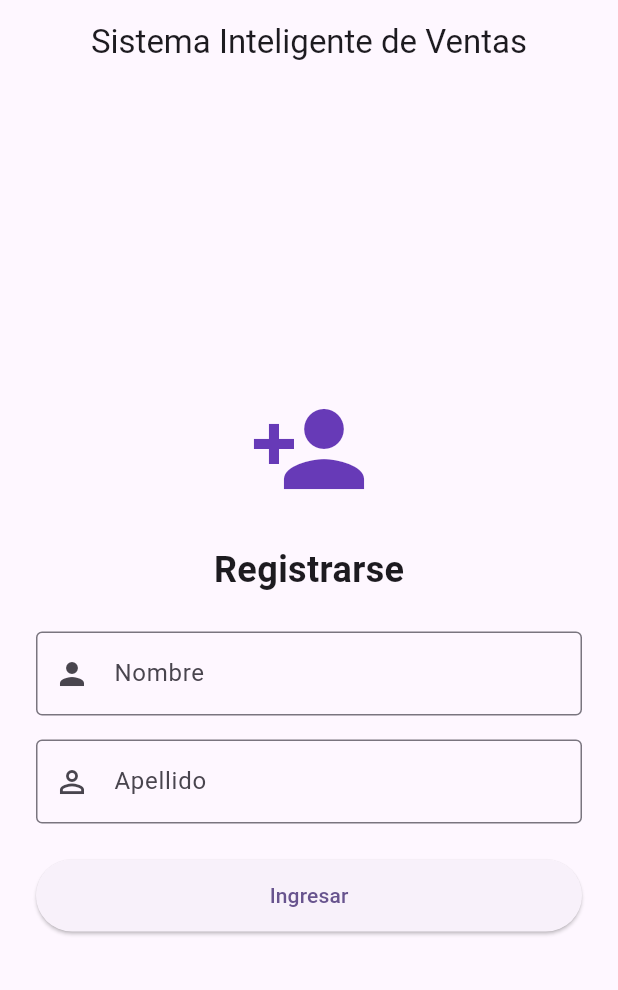
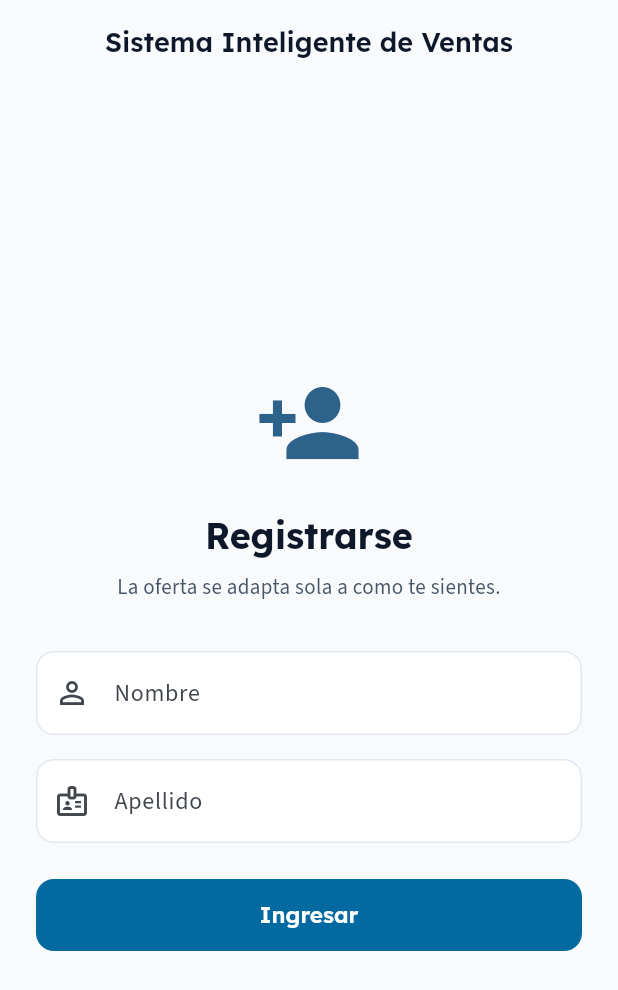
Before and after one commit to StevenCadilloS/Sistema-Inteligente-Ventas, a Flutter app: the screen it shows after launch, on a phone screen of 412 x 824 dp. Shown: the top 990 px of the screen. Run offline on Flutter 3.47's test engine with Material 3 defaults, Android fonts, the phone set to English and light mode, and no system bars; our stand-ins replace drift, google_fonts, shared_preferences; missing offline and left inert: workmanager; accounts and stored records are empty; generated files the repository leaves out were written again; statements that could not run were skipped; project files that could hold a hidden picture were left out.

Commit message:
Rediseña el frontend: identidad visual profesional + acento por emoción
- lib/theme/app_theme.dart: tema centralizado (flat design, tipografía
  Lexend/Source Sans 3 vía google_fonts, paleta navy profesional) y
  EmotionStyle: mapeo emocion -> color/icono/etiqueta para las 5
  emociones del pipeline (triste/feliz/sorpresa/neutral/enojo).
- principal_screen.dart: la tarjeta de oferta recoloriza su acento
  segun la emocion detectada (AnimatedSwitcher/AnimatedContainer),
  haciendo visible en la UI el requisito de "funcionalidad adaptativa"
  (Taller 01.pdf, 8 pts).
- historial_screen.dart: join manual contra gestos/estrategias (drift,
  sin tocar queries.drift) para mostrar nombres legibles en vez de
  codGesto/codEstrategia crudos; agrega ValueKey por item (guideline
  Flutter, severidad alta).
- login/principal/historial: layout responsivo (SafeArea +
  SingleChildScrollView + ConstrainedBox maxWidth) para que no
  desborde en pantallas chicas ni se estire en tablets.
- test/widget_test.dart: reemplaza el smoke test del contador de
  `flutter create` (roto desde el commit "Pantallas", MyApp ya no
  tiene ese widget) por uno que verifica que sin sesión activa la app
  arranca en login.

Verificado: flutter analyze sin issues, 35/35 tests OK.

```diff
--- a/lib/main.dart
+++ b/lib/main.dart
@@ -7,6 +7,7 @@ import 'data/repositories/cliente_repository.dart';
 import 'decision/adaptation_engine.dart';
 import 'decision/learning/bandit_optimizer.dart';
 import 'services/emotion_channel.dart';
+import 'theme/app_theme.dart';
 import 'ui/login_screen.dart';
 import 'ui/principal_screen.dart';
 import 'ui/historial_screen.dart';
@@ -56,13 +57,7 @@ class MyApp extends StatelessWidget {
     return MaterialApp(
       title: 'Tienda Adaptativa',
       debugShowCheckedModeBanner: false,
-      theme: ThemeData(
-        colorScheme: ColorScheme.fromSeed(
-          seedColor: Colors.deepPurple,
-          brightness: Brightness.light,
-        ),
-        useMaterial3: true,
-      ),
+      theme: AppTheme.light,
       initialRoute: clienteActivo != null ? '/principal' : '/',
       routes: {
         '/': (context) => LoginScreen(clienteRepository: clienteRepository),
--- /dev/null
+++ b/lib/theme/app_theme.dart
@@ -0,0 +1,158 @@
+import 'package:flutter/material.dart';
+import 'package:google_fonts/google_fonts.dart';
+
+/// Identidad visual de la app (docs/GUIA_ESTUDIO.md no la cubre porque es
+/// puramente de presentacion, no de rubrica). Flat design + tipografia
+/// profesional (Lexend/Source Sans 3) en vez del Material default generico
+/// que dejaba `flutter create`.
+class AppTheme {
+  AppTheme._();
+
+  static const primary = Color(0xFF0369A1);
+  static const navy = Color(0xFF0F172A);
+  static const background = Color(0xFFF8FAFC);
+  static const success = Color(0xFF16A34A);
+  static const danger = Color(0xFFDC2626);
+  static const border = Color(0xFFE2E8F0);
+  static const mutedText = Color(0xFF475569);
+
+  static ThemeData get light {
+    final colorScheme = ColorScheme.fromSeed(
+      seedColor: primary,
+      brightness: Brightness.light,
+    ).copyWith(
+      secondary: navy,
+      surface: Colors.white,
+      error: danger,
+    );
+
+    final textTheme = TextTheme(
+      headlineMedium: GoogleFonts.lexend(
+        fontWeight: FontWeight.w700,
+        fontSize: 24,
+        color: navy,
+      ),
+      headlineSmall: GoogleFonts.lexend(
+        fontWeight: FontWeight.w600,
+        fontSize: 20,
+        color: navy,
+      ),
+      titleLarge: GoogleFonts.lexend(
+        fontWeight: FontWeight.w600,
+        fontSize: 18,
+        color: navy,
+      ),
+      titleMedium: GoogleFonts.lexend(
+        fontWeight: FontWeight.w500,
+        fontSize: 16,
+        color: navy,
+      ),
+      bodyLarge: GoogleFonts.sourceSans3(fontSize: 16, color: navy, height: 1.5),
+      bodyMedium: GoogleFonts.sourceSans3(
+        fontSize: 14,
+        color: mutedText,
+        height: 1.5,
+      ),
+      labelLarge: GoogleFonts.lexend(fontWeight: FontWeight.w600, fontSize: 15),
+    );
+
+    final outlineBorder = OutlineInputBorder(
+      borderRadius: BorderRadius.circular(12),
+      borderSide: const BorderSide(color: border),
+    );
+    final focusedOutlineBorder = OutlineInputBorder(
+      borderRadius: BorderRadius.circular(12),
+      borderSide: const BorderSide(color: primary, width: 2),
+    );
+
+    return ThemeData(
+      useMaterial3: true,
+      colorScheme: colorScheme,
+      scaffoldBackgroundColor: background,
+      textTheme: textTheme,
+      appBarTheme: AppBarTheme(
+        backgroundColor: background,
+        foregroundColor: navy,
+        elevation: 0,
+        centerTitle: true,
+        titleTextStyle: textTheme.titleLarge,
+      ),
+      cardTheme: CardThemeData(
+        elevation: 0,
+        color: Colors.white,
+        surfaceTintColor: Colors.transparent,
+        shape: RoundedRectangleBorder(
+          borderRadius: BorderRadius.circular(16),
+          side: const BorderSide(color: border),
+        ),
+      ),
+      elevatedButtonTheme: ElevatedButtonThemeData(
+        style: ElevatedButton.styleFrom(
+          backgroundColor: primary,
+          foregroundColor: Colors.white,
+          disabledBackgroundColor: primary.withValues(alpha: 0.4),
+          minimumSize: const Size.fromHeight(48),
+          shape: RoundedRectangleBorder(borderRadius: BorderRadius.circular(12)),
+          textStyle: textTheme.labelLarge,
+          elevation: 0,
+        ),
+      ),
+      inputDecorationTheme: InputDecorationTheme(
+        filled: true,
+        fillColor: Colors.white,
+        border: outlineBorder,
+        enabledBorder: outlineBorder,
+        focusedBorder: focusedOutlineBorder,
+      ),
+    );
+  }
+}
+
+/// Como se ve cada una de las 5 emociones del pipeline (ver
+/// lib/decision/adaptation_engine.dart) en la UI: color de acento, icono y
+/// etiqueta en espanol. Es la pieza que hace visible el requisito de
+/// "funcionalidad adaptativa" (8 pts, Taller 01.pdf) - la tarjeta de oferta
+/// cambia de identidad visual sola, sin que el usuario toque nada.
+class EmotionStyle {
+  const EmotionStyle({
+    required this.label,
+    required this.color,
+    required this.icon,
+  });
+
+  final String label;
+  final Color color;
+  final IconData icon;
+
+  static const _neutral = EmotionStyle(
+    label: 'Neutral',
+    color: AppTheme.primary,
+    icon: Icons.sentiment_neutral,
+  );
+
+  static const _porEmocion = <String, EmotionStyle>{
+    'triste': EmotionStyle(
+      label: 'Triste',
+      color: Color(0xFF64748B),
+      icon: Icons.sentiment_dissatisfied,
+    ),
+    'feliz': EmotionStyle(
+      label: 'Feliz',
+      color: Color(0xFFD97706),
+      icon: Icons.sentiment_very_satisfied,
+    ),
+    'sorpresa': EmotionStyle(
+      label: 'Sorpresa',
+      color: Color(0xFF9333EA),
+      icon: Icons.celebration,
+    ),
+    'neutral': _neutral,
+    'enojo': EmotionStyle(
+      label: 'Enojo',
+      color: Color(0xFFDC2626),
+      icon: Icons.sentiment_very_dissatisfied,
+    ),
+  };
+
+  static EmotionStyle of(String emocion) => _porEmocion[emocion] ?? _neutral;
+}
--- a/lib/ui/login_screen.dart
+++ b/lib/ui/login_screen.dart
@@ -60,30 +60,45 @@ class _LoginScreenState extends State<LoginScreen> {
     return Scaffold(
       appBar: AppBar(
         title: const Text('Sistema Inteligente de Ventas'),
-        centerTitle: true,
       ),
-      body: Padding(
+      body: SafeArea(
+        child: LayoutBuilder(
+          builder: (context, constraints) {
+            return SingleChildScrollView(
               padding: const EdgeInsets.all(24.0),
+              child: ConstrainedBox(
+                constraints: BoxConstraints(
+                  minHeight: constraints.maxHeight - 48,
+                  maxWidth: 480,
+                ),
+                child: Center(
                   child: Column(
                     mainAxisAlignment: MainAxisAlignment.center,
+                    crossAxisAlignment: CrossAxisAlignment.stretch,
                     children: [
-            const Icon(
+                      Icon(
                         Icons.person_add,
-              size: 80,
-              color: Colors.deepPurple,
+                        size: 72,
+                        color: Theme.of(context).colorScheme.primary,
                       ),
                       const SizedBox(height: 24),
-            const Text(
+                      Text(
                         'Registrarse',
-              style: TextStyle(fontSize: 24, fontWeight: FontWeight.bold),
+                        textAlign: TextAlign.center,
+                        style: Theme.of(context).textTheme.headlineMedium,
                       ),
-            const SizedBox(height: 24),
+                      const SizedBox(height: 8),
+                      Text(
+                        'La oferta se adapta sola a como te sientes.',
+                        textAlign: TextAlign.center,
+                        style: Theme.of(context).textTheme.bodyMedium,
+                      ),
+                      const SizedBox(height: 32),
                       TextField(
                         controller: _nombreController,
                         decoration: const InputDecoration(
                           labelText: 'Nombre',
-                border: OutlineInputBorder(),
-                prefixIcon: Icon(Icons.person),
+                          prefixIcon: Icon(Icons.person_outline),
                         ),
                         textCapitalization: TextCapitalization.words,
                       ),
@@ -92,23 +107,30 @@ class _LoginScreenState extends State<LoginScreen> {
                         controller: _apellidoController,
                         decoration: const InputDecoration(
                           labelText: 'Apellido',
-                border: OutlineInputBorder(),
-                prefixIcon: Icon(Icons.person_outline),
+                          prefixIcon: Icon(Icons.badge_outlined),
                         ),
                         textCapitalization: TextCapitalization.words,
                       ),
                       const SizedBox(height: 24),
-            SizedBox(
-              width: double.infinity,
-              height: 48,
-              child: ElevatedButton(
+                      ElevatedButton(
                         onPressed: _isLoading ? null : _registrar,
                         child: _isLoading
-                    ? const CircularProgressIndicator(color: Colors.white)
+                            ? const SizedBox(
+                                width: 20,
+                                height: 20,
+                                child: CircularProgressIndicator(
+                                  strokeWidth: 2,
+                                  color: Colors.white,
+                                ),
+                              )
                             : const Text('Ingresar'),
                       ),
+                    ],
                   ),
-          ],
+                ),
+              ),
+            );
+          },
         ),
       ),
     );
--- a/pubspec.yaml
+++ b/pubspec.yaml
@@ -34,6 +34,7 @@ dependencies:
   # The following adds the Cupertino Icons font to your application.
   # Use with the CupertinoIcons class for iOS style icons.
   cupertino_icons: ^1.0.8
+  google_fonts: ^6.2.1
   drift: ^2.34.4
   sqlite3_flutter_libs: ^0.6.0+eol
   path_provider: ^2.1.6
```
Also changed, not shown: lib/ui/historial_screen.dart (+77 -31 lines), lib/ui/principal_screen.dart (+158 -84 lines), pubspec.lock, 1 other file. Lines whose indentation alone changed are shown as unchanged.
